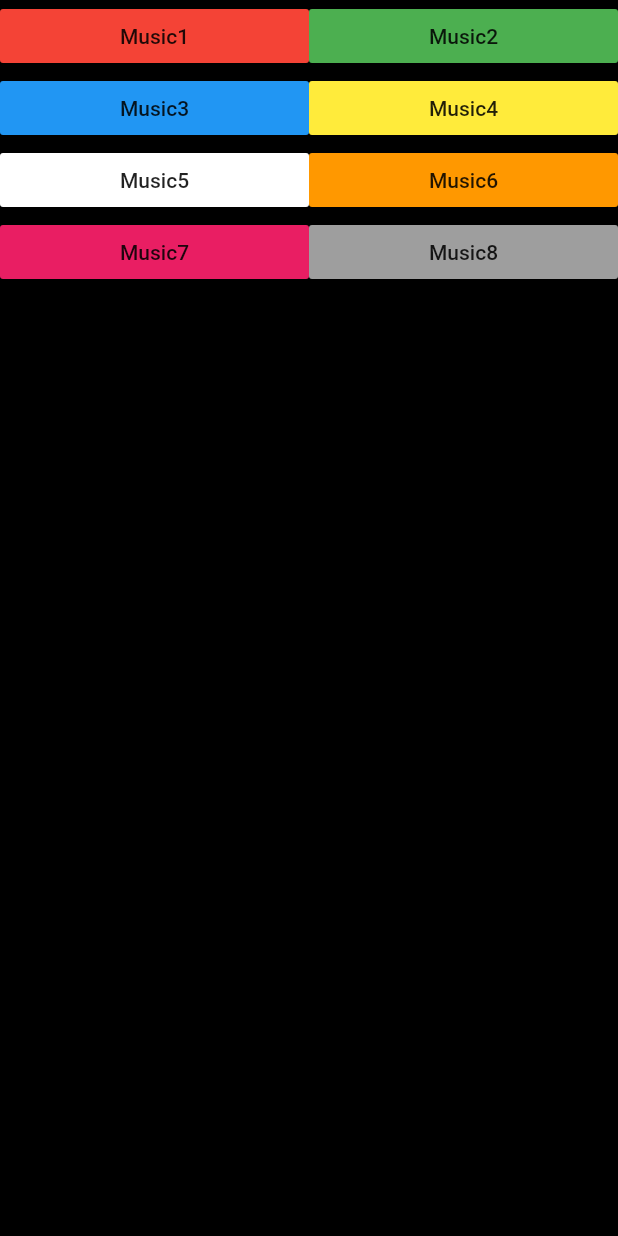
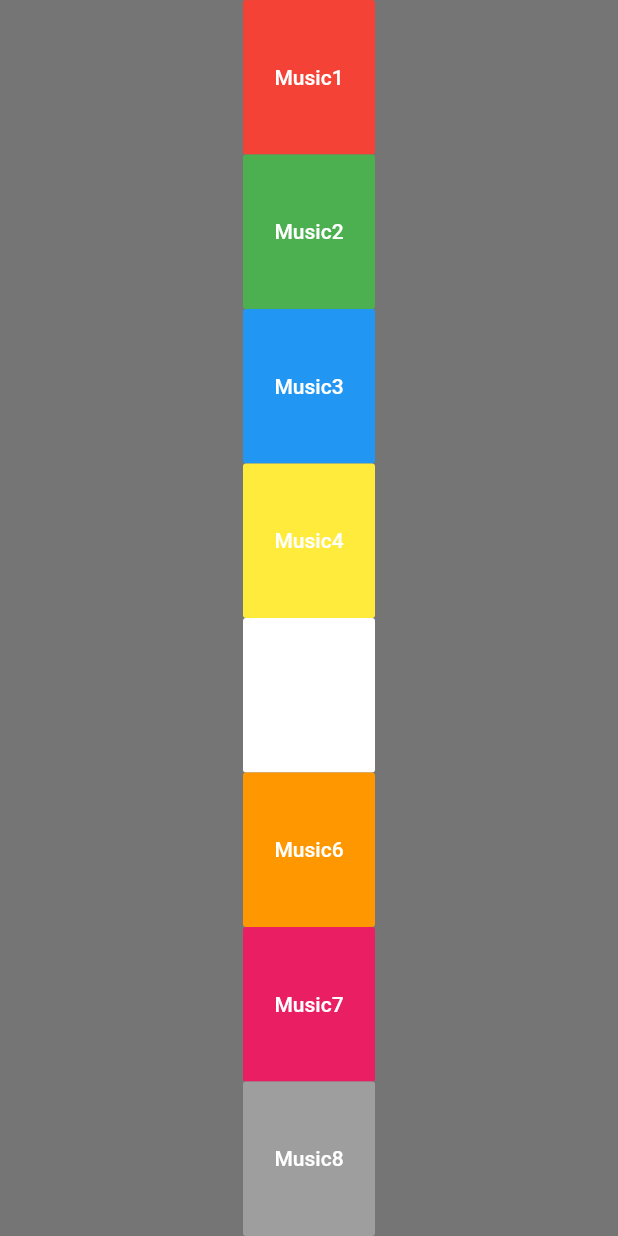
Before and after one commit to mensur056/Flutter_learning, a Flutter app: the screen it shows after launch, on a phone screen of 412 x 824 dp. Run offline on Flutter 3.47's test engine with Material 2 defaults, Android fonts, the phone set to English and light mode, and no system bars; our stand-ins replace audioplayers.

Commit message:
My Second App

```diff
--- a/xylophone/lib/main.dart
+++ b/xylophone/lib/main.dart
@@ -23,37 +23,21 @@ class Xylophone extends StatelessWidget {
 
   @override
   Widget build(BuildContext context) {
-    return MaterialApp(
-      home: Scaffold(backgroundColor: Colors.black,
+    return MaterialApp(theme: ThemeData.dark(),
+      home: Scaffold(backgroundColor: Colors.black54,
         body: SafeArea(
           child: Center(
             child: Column(
 
               children: [
-                Row(
-                  children: [
                 buildKey(color: Colors.red,soundNumber: 1,text: 'Music1'),
                 buildKey(color: Colors.green,soundNumber: 2,text: 'Music2'),
-                  ],
-                ),
-                Row(
-                  children: [
                 buildKey(color: Colors.blue,soundNumber: 3,text: 'Music3'),
                 buildKey(color: Colors.yellow,soundNumber: 4,text: 'Music4'),
-                  ],
-                ),
-                Row(
-                  children: [
                 buildKey(color: Colors.white,soundNumber: 5,text: 'Music5'),
                 buildKey(color: Colors.orange,soundNumber: 6,text: 'Music6'),
-                  ],
-                ),
-                Row(
-                  children: [
                 buildKey(color: Colors.pink,soundNumber: 7,text: 'Music7'),
                 buildKey(color: Colors.grey,soundNumber: 1,text: 'Music8'),
-                  ],
-                ),
 
 
 
```
Lines whose indentation alone changed are shown as unchanged.
